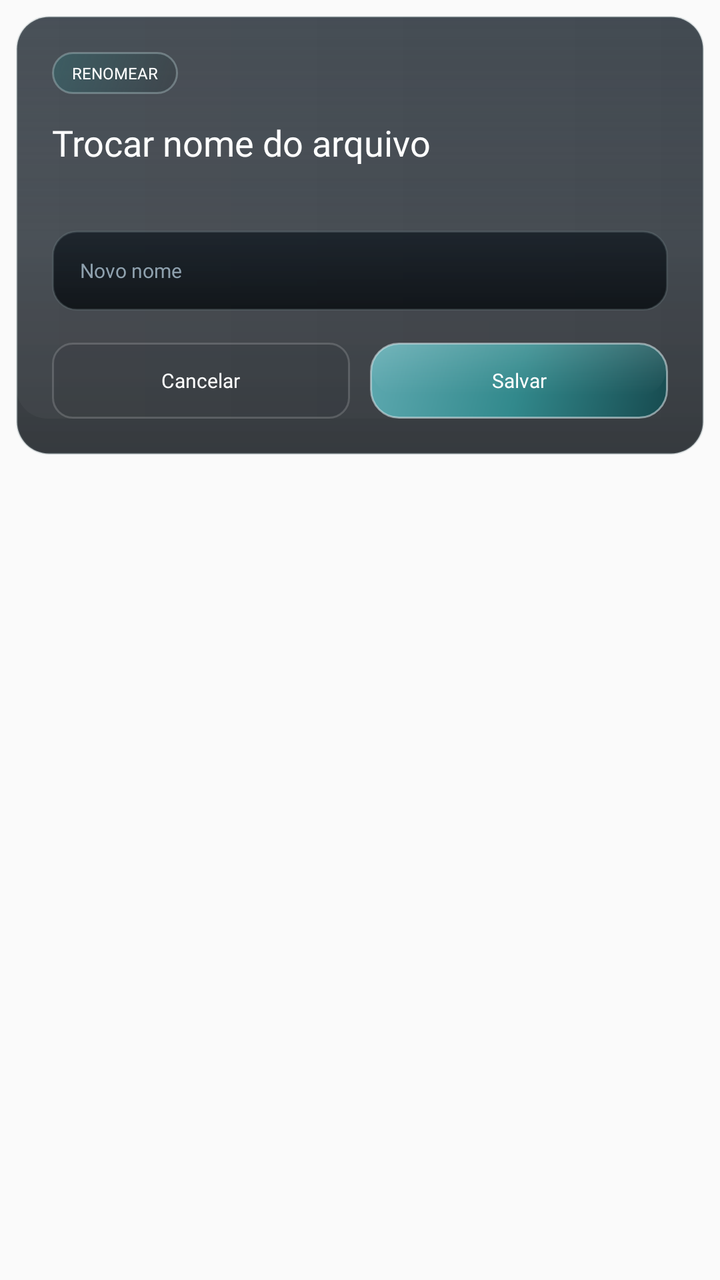
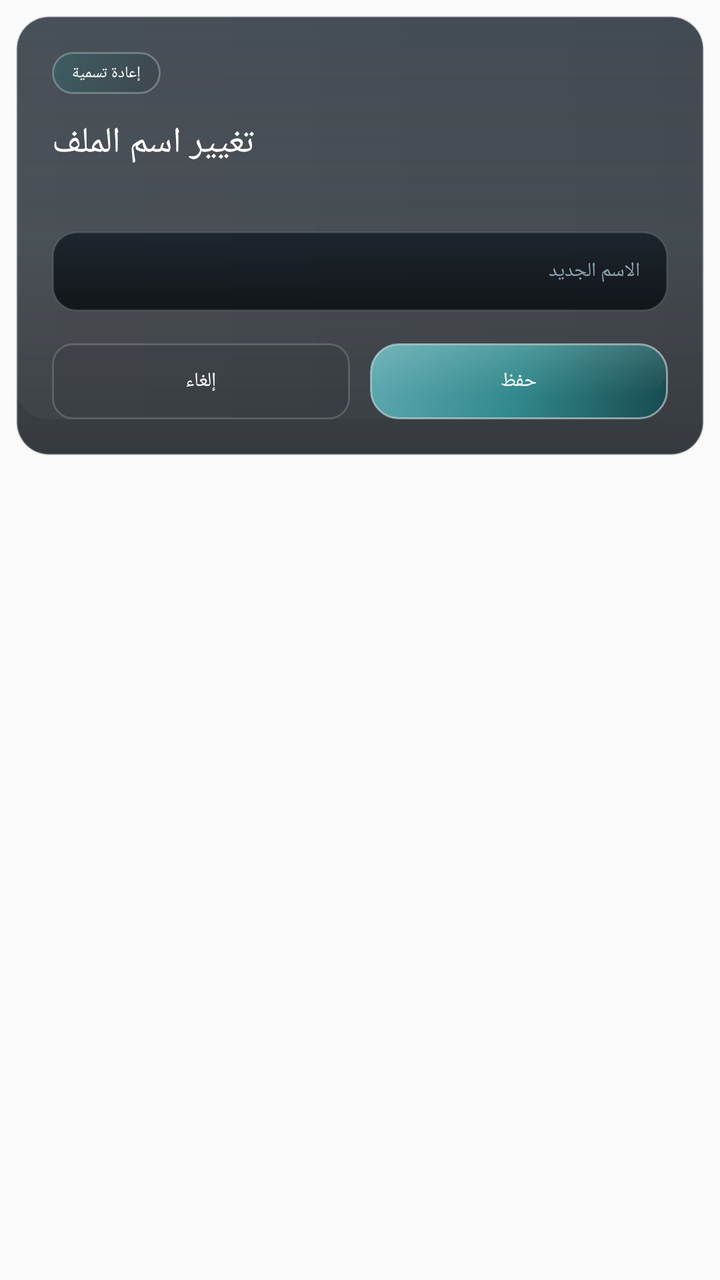

Screens rendered from an Android XML layout before and after an edit, with the pre-edit source and the edit as a unified diff.
<!-- AndroidManifest.xml: application theme Theme.AppCompat.Light.NoActionBar.FullScreen -->
<!-- res/layout/dialog_host_file_rename.xml -->
<?xml version="1.0" encoding="utf-8"?>
<FrameLayout xmlns:android="http://schemas.android.com/apk/res/android"
    android:layout_width="match_parent"
    android:layout_height="wrap_content"
    android:padding="8dp">

    <LinearLayout
        android:layout_width="match_parent"
        android:layout_height="wrap_content"
        android:background="@drawable/home_panel_surface"
        android:orientation="vertical"
        android:padding="18dp">

        <TextView
            android:id="@+id/dialog_host_rename_badge"
            android:layout_width="wrap_content"
            android:layout_height="wrap_content"
            android:background="@drawable/home_news_badge"
            android:fontFamily="@font/montserrat_bold"
            android:paddingStart="10dp"
            android:paddingTop="5dp"
            android:paddingEnd="10dp"
            android:paddingBottom="5dp"
            android:text="Renomear"
            android:textAllCaps="true"
            android:textColor="@android:color/white"
            android:textSize="8sp" />

        <TextView
            android:id="@+id/dialog_host_rename_title"
            android:layout_width="wrap_content"
            android:layout_height="wrap_content"
            android:layout_marginTop="12dp"
            android:fontFamily="@font/montserrat_black"
            android:text="Trocar nome do arquivo"
            android:textColor="@android:color/white"
            android:textSize="18sp" />

        <TextView
            android:id="@+id/dialog_host_rename_path"
            android:layout_width="match_parent"
            android:layout_height="wrap_content"
            android:layout_marginTop="6dp"
            android:fontFamily="@font/montserrat_medium"
            android:textColor="@color/launcher_text_secondary"
            android:textSize="8.5sp" />

        <EditText
            android:id="@+id/dialog_host_rename_input"
            android:layout_width="match_parent"
            android:layout_height="40dp"
            android:layout_marginTop="14dp"
            android:background="@drawable/launcher_field_surface_dark"
            android:fontFamily="@font/montserrat_bold"
            android:hint="Novo nome"
            android:imeOptions="actionDone|flagNoExtractUi"
            android:paddingStart="14dp"
            android:paddingEnd="14dp"
            android:singleLine="true"
            android:textColor="@android:color/white"
            android:textColorHint="@color/launcher_text_muted"
            android:textSize="10sp" />

        <LinearLayout
            android:layout_width="match_parent"
            android:layout_height="wrap_content"
            android:layout_marginTop="16dp"
            android:orientation="horizontal">

            <TextView
                android:id="@+id/dialog_host_rename_cancel"
                android:layout_width="0dp"
                android:layout_height="38dp"
                android:layout_weight="1"
                android:background="@drawable/home_action_text_button"
                android:fontFamily="@font/montserrat_bold"
                android:gravity="center"
                android:text="Cancelar"
                android:textColor="@android:color/white"
                android:textSize="10sp" />

            <TextView
                android:id="@+id/dialog_host_rename_save"
                android:layout_width="0dp"
                android:layout_height="38dp"
                android:layout_marginStart="10dp"
                android:layout_weight="1"
                android:background="@drawable/home_server_select_button"
                android:fontFamily="@font/montserrat_bold"
                android:gravity="center"
                android:text="Salvar"
                android:textColor="@android:color/white"
                android:textSize="10sp" />
        </LinearLayout>
    </LinearLayout>

</FrameLayout>
<!-- resources referenced by this layout -->
<resources>
  <color name="launcher_text_muted">#8FA1AE</color>
  <color name="launcher_text_secondary">#D4DEE4</color>
  <!-- drawable home_action_text_button (drawable) -->
  <?xml version="1.0" encoding="utf-8"?>
  <shape xmlns:android="http://schemas.android.com/apk/res/android"
      android:shape="rectangle">
      <solid android:color="#140F141A" />
      <corners android:radius="10dp" />
      <stroke
          android:width="1dp"
          android:color="#2AFFFFFF" />
  </shape>
  <!-- drawable home_news_badge (drawable) -->
  <?xml version="1.0" encoding="utf-8"?>
  <shape xmlns:android="http://schemas.android.com/apk/res/android"
      android:shape="rectangle">
      <gradient
          android:angle="315"
          android:startColor="#6C2D6F73"
          android:endColor="#33192325" />
      <corners android:radius="10dp" />
      <stroke
          android:width="1dp"
          android:color="#5DBBD4D5" />
  </shape>
  <!-- drawable home_server_select_button (drawable) -->
  <?xml version="1.0" encoding="utf-8"?>
  <layer-list xmlns:android="http://schemas.android.com/apk/res/android">
      <item android:top="2dp">
          <shape android:shape="rectangle">
              <solid android:color="#50101920" />
              <corners android:radius="14dp" />
          </shape>
      </item>
      <item>
          <shape android:shape="rectangle">
              <gradient
                  android:angle="315"
                  android:startColor="#5EA9B0"
                  android:centerColor="@color/launcher_accent_teal"
                  android:endColor="@color/launcher_accent_teal_dark" />
              <corners android:radius="14dp" />
              <stroke
                  android:width="1dp"
                  android:color="#92DAE8EC" />
          </shape>
      </item>
      <item
          android:left="1dp"
          android:top="1dp"
          android:right="1dp"
          android:bottom="12dp">
          <shape android:shape="rectangle">
              <gradient
                  android:angle="270"
                  android:startColor="#24EFFFFF"
                  android:centerColor="#10FFFFFF"
                  android:endColor="#00FFFFFF" />
              <corners android:radius="13dp" />
          </shape>
      </item>
  </layer-list>
  <!-- drawable launcher_field_surface_dark (drawable) -->
  <?xml version="1.0" encoding="utf-8"?>
  <shape xmlns:android="http://schemas.android.com/apk/res/android"
      android:shape="rectangle">
      <gradient
          android:angle="270"
          android:startColor="#C9121A22"
          android:endColor="#D2070B0F" />
      <corners android:radius="12dp" />
      <stroke
          android:width="1dp"
          android:color="@color/launcher_border_soft" />
  </shape>
  <style name="Theme.AppCompat.Light.NoActionBar.FullScreen" parent="@style/Theme.AppCompat.Light.NoActionBar">
          <item name="android:windowNoTitle">true</item>
          <item name="android:windowActionBar">false</item>
          <item name="android:windowFullscreen">true</item>
          <item name="android:windowContentOverlay">@null</item>
          <item name="android:windowLayoutInDisplayCutoutMode">shortEdges</item>
      </style>
  <color name="launcher_panel_top">#E71B242D</color>
  <color name="launcher_panel_bottom">#D00A0F14</color>
  <color name="launcher_border_soft">#42798A91</color>
  <color name="launcher_accent_teal">#32898C</color>
  <color name="launcher_accent_teal_dark">#174A4F</color>
  <!-- unchanged entries left out for length: 1 -->
</resources>

<!-- the commit's change to res/layout/dialog_host_file_rename.xml (unified diff, before → after) -->
@@ -21,7 +21,7 @@
             android:paddingTop="5dp"
             android:paddingEnd="10dp"
             android:paddingBottom="5dp"
-            android:text="Renomear"
+            android:text="إعادة تسمية"
             android:textAllCaps="true"
             android:textColor="@android:color/white"
             android:textSize="8sp" />
@@ -32,7 +32,7 @@
             android:layout_height="wrap_content"
             android:layout_marginTop="12dp"
             android:fontFamily="@font/montserrat_black"
-            android:text="Trocar nome do arquivo"
+            android:text="تغيير اسم الملف"
             android:textColor="@android:color/white"
             android:textSize="18sp" />
 
@@ -52,7 +52,7 @@
             android:layout_marginTop="14dp"
             android:background="@drawable/launcher_field_surface_dark"
             android:fontFamily="@font/montserrat_bold"
-            android:hint="Novo nome"
+            android:hint="الاسم الجديد"
             android:imeOptions="actionDone|flagNoExtractUi"
             android:paddingStart="14dp"
             android:paddingEnd="14dp"
@@ -75,7 +75,7 @@
                 android:background="@drawable/home_action_text_button"
                 android:fontFamily="@font/montserrat_bold"
                 android:gravity="center"
-                android:text="Cancelar"
+                android:text="إلغاء"
                 android:textColor="@android:color/white"
                 android:textSize="10sp" />
 
@@ -88,7 +88,7 @@
                 android:background="@drawable/home_server_select_button"
                 android:fontFamily="@font/montserrat_bold"
                 android:gravity="center"
-                android:text="Salvar"
+                android:text="حفظ"
                 android:textColor="@android:color/white"
                 android:textSize="10sp" />
         </LinearLayout>
